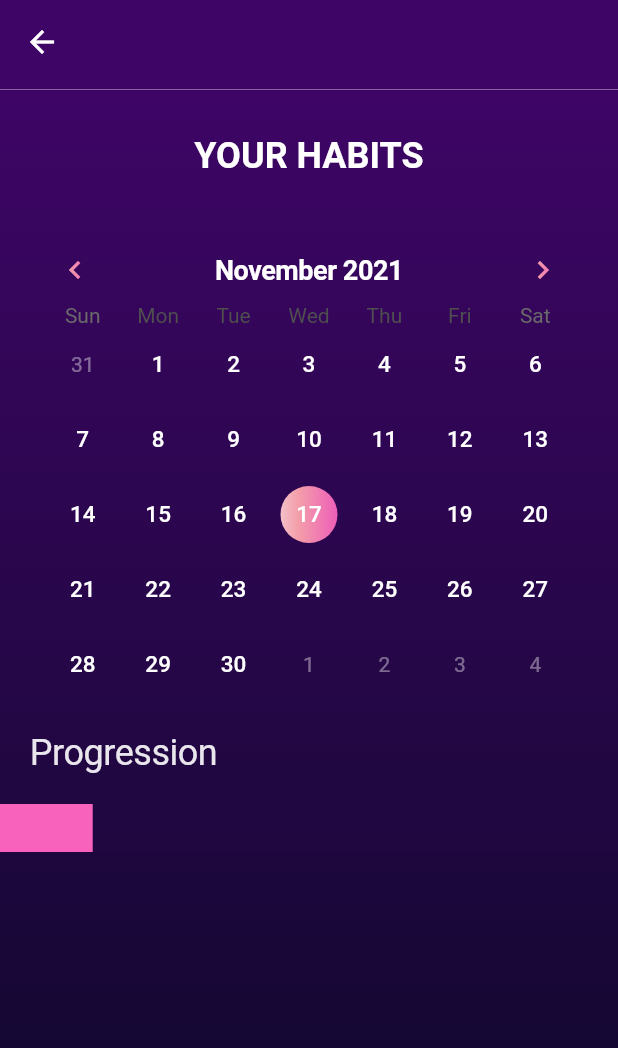
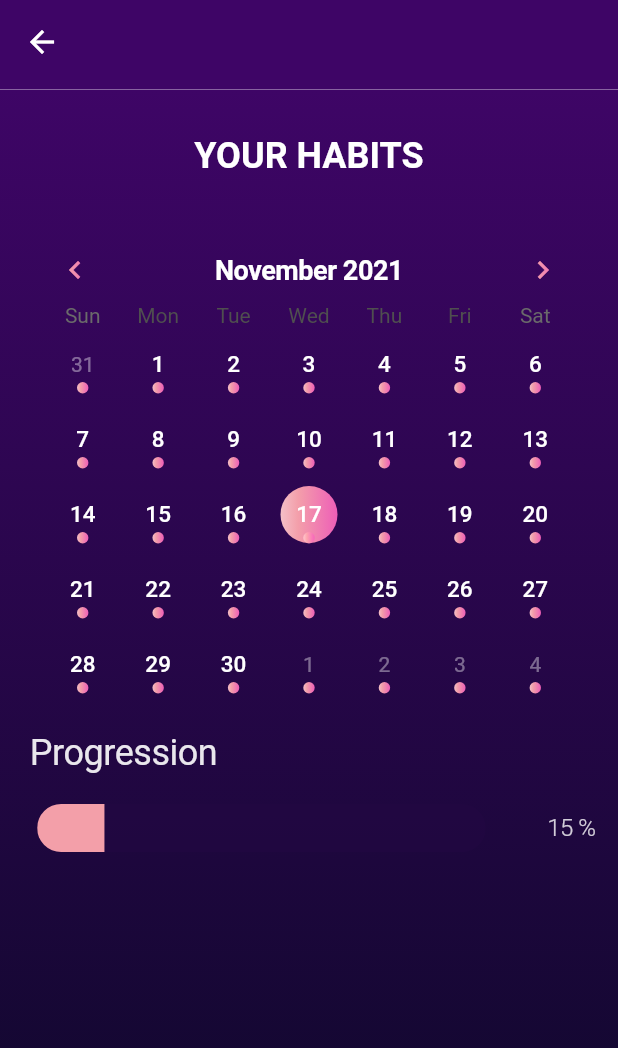
Before and after one commit to GhostuSs/daily_planner, a Flutter app: the DescriptionScreen screen opened directly with empty values, on a phone screen of 412 x 824 dp. Shown: the top 1048 px of the screen. Run offline on Flutter 3.47's test engine with Material 2 defaults, Android fonts, the phone set to English and light mode, and no system bars; drawn by our look-alikes of table_calendar; our stand-ins replace flutter_rating_bar, page_transition, shared_preferences; accounts and stored records are empty; Roboto replaces fonts that are missing (JosefinSans-Bold, JosefinSans-Light, JosefinSans-Thin).

Commit message:
'implement description'

```diff
--- /dev/null
+++ b/lib/data/pickup_habits.dart
@@ -0,0 +1,20 @@
+import 'data.dart';
+
+class PickUpHabits{
+  final List data = [
+    Data(habit: 'brush', tag: 'wakeup', repeat: Repeating.daily),
+    Data(habit: 'drinkwater', tag: 'wakeup', repeat: Repeating.daily),
+    Data(habit: 'wakeearly', tag: 'wakeup', repeat: Repeating.daily),
+    Data(habit: 'excersize', tag: 'morning', repeat: Repeating.daily),
+    Data(habit: 'read', tag: 'morning', repeat: Repeating.daily),
+    Data(habit: 'lesscaffeine', tag: 'morning', repeat: Repeating.daily),
+    Data(habit: 'eatfruits', tag: 'noon', repeat: Repeating.daily),
+    Data(habit: 'drinkwater', tag: 'noon', repeat: Repeating.daily),
+    Data(habit: 'lesscaffeine', tag: 'noon', repeat: Repeating.daily),
+    Data(habit: 'stretch', tag: 'evening', repeat: Repeating.daily),
+    Data(habit: 'read', tag: 'evening', repeat: Repeating.daily),
+    Data(habit: 'takeashower', tag: 'evening', repeat: Repeating.daily),
+    Data(habit: 'drinkwater', tag: 'beforesleep', repeat: Repeating.daily),
+    Data(habit: 'fallasleepearly', tag: 'beforesleep', repeat: Repeating.daily),
+  ];
+}
--- /dev/null
+++ b/lib/presentation/components/calendar/raw_calendar.dart
@@ -0,0 +1,127 @@
+import 'package:flutter/cupertino.dart';
+import 'package:flutter/material.dart';
+import 'package:sleep_sound/data/resources/color_palette.dart';
+import 'package:sleep_sound/presentation/screens/home/description.dart';
+import 'package:table_calendar/table_calendar.dart';
+
+class RawCalendar extends StatefulWidget{
+  RawCalendar({Key? key,required this.selectedDay,required this.focusedDay,required this.selectedEvents}) : super(key: key);
+
+  DateTime selectedDay = DateTime.now();
+  DateTime focusedDay = DateTime.now();
+  List<DateTime> selectedEvents = [];
+  @override
+  State<StatefulWidget> createState() {
+    return _RawCalendar();
+  }
+
+}
+class _RawCalendar extends State<RawCalendar>{
+
+  List<DateTime> _getEventsfromDay(DateTime date) {
+    return [DateTime.now()];
+  }
+
+  @override
+  Widget build(BuildContext context) {
+    return Padding(
+      padding: EdgeInsets.symmetric(horizontal: 30, vertical: 10),
+      child: TableCalendar(
+        focusedDay: widget.selectedDay,
+        firstDay: DateTime(2010),
+        lastDay: DateTime(2050),
+        rowHeight: 50,
+        daysOfWeekVisible: true,
+        //Day Changed
+        onDaySelected: (DateTime selectDay, DateTime focusDay) {
+          setState(() {
+            widget.selectedDay = selectDay;
+            widget.focusedDay = focusDay;
+          });
+          widget.selectedEvents.contains(widget.selectedDay)
+              ? widget.selectedEvents.remove(widget.selectedDay)
+              : widget.selectedEvents.add(widget.selectedDay);
+        },
+        selectedDayPredicate: (DateTime date) {
+          return isSameDay(widget.selectedDay, date);
+        },
+        eventLoader: _getEventsfromDay,
+        calendarStyle: CalendarStyle(
+            outsideDaysVisible: true,
+            outsideTextStyle:
+            TextStyle(color: Colors.white.withOpacity(0.4)),
+            defaultTextStyle: const TextStyle(
+                color: Colors.white,
+                fontFamily: 'JosefinSans-Bold',
+                fontWeight: FontWeight.w500,
+                fontSize: 15),
+            selectedTextStyle: const TextStyle(
+                color: Colors.white,
+                fontFamily: 'JosefinSans-Bold',
+                fontWeight: FontWeight.w500,
+                fontSize: 15),
+            todayTextStyle: const TextStyle(
+                color: Colors.white,
+                fontFamily: 'JosefinSans-Bold',
+                fontWeight: FontWeight.w500,
+                fontSize: 15),
+            weekendTextStyle: const TextStyle(
+                color: Colors.white,
+                fontFamily: 'JosefinSans-Bold',
+                fontWeight: FontWeight.w500,
+                fontSize: 15),
+            markerDecoration: BoxDecoration(
+                shape: BoxShape.circle,
+                gradient: LinearGradient(stops: const [
+                  0.0,
+                  0.31,
+                  1.0
+                ], colors: [
+                  const Color(0xFFFFCACF).withOpacity(0.95),
+                  const Color(0xFFFEA7AF).withOpacity(0.95),
+                  const Color(0xFFF862BD).withOpacity(0.95)
+                ])),
+            todayDecoration: BoxDecoration(
+                shape: BoxShape.circle,
+                gradient: LinearGradient(stops: const [
+                  0.0,
+                  0.31,
+                  1.0
+                ], colors: [
+                  const Color(0xFFFFCACF).withOpacity(0.95),
+                  const Color(0xFFFEA7AF).withOpacity(0.95),
+                  const Color(0xFFF862BD).withOpacity(0.95)
+                ])),
+            selectedDecoration: BoxDecoration(
+                shape: BoxShape.circle,
+                gradient: LinearGradient(stops: const [
+                  0.0,
+                  0.31,
+                  1.0
+                ], colors: [
+                  const Color(0xFFFFCACF).withOpacity(0.95),
+                  const Color(0xFFFEA7AF).withOpacity(0.95),
+                  const Color(0xFFF862BD).withOpacity(0.95)
+                ]))),
+        headerStyle: HeaderStyle(
+          titleCentered: true,
+          formatButtonVisible: false,
+          leftChevronPadding: EdgeInsets.symmetric(vertical: 10),
+          rightChevronPadding: EdgeInsets.symmetric(vertical: 10),
+          leftChevronIcon: CustomChevron(direction: Direction.left),
+          rightChevronIcon:
+          CustomChevron(direction: Direction.right),
+          titleTextStyle: const TextStyle(
+            color: textWhite,
+            fontFamily: 'JosefinSans-Bold',
+            fontWeight: FontWeight.w700,
+            fontSize: 18,
+            letterSpacing: -0.3,
+          ),
+          headerPadding: EdgeInsets.zero,
+        ),
+      ),
+    );
+  }
+
+}
--- /dev/null
+++ b/lib/presentation/progress_bar/raw_progressbar.dart
@@ -0,0 +1,47 @@
+import 'package:flutter/material.dart';
+import 'package:sleep_sound/data/resources/color_palette.dart';
+
+class ProgressBar extends StatelessWidget{
+  ProgressBar({required this.value});
+  final double value;
+  @override
+  Widget build(BuildContext context) {
+    return Wrap(
+      children: [
+        Container(
+          width: MediaQuery.of(context).size.width * 0.75,
+          padding: EdgeInsets.only(left: 10),
+          child: ClipRRect(
+            borderRadius: BorderRadius.all(Radius.circular(16)),
+            child: Container(
+              child: LinearProgressIndicator(
+                minHeight: 32,
+                color: const Color(0xCC210741),
+                backgroundColor:
+                const Color(0xCC210741).withOpacity(0.8),
+                valueColor: AlwaysStoppedAnimation<Color>(
+                    const Color(0xFFFEA7AF).withOpacity(0.95)),
+                value: 0.15,
+              ),
+            ),
+          ),
+        ),
+        SizedBox(width: MediaQuery.of(context).size.width * 0.1),
+        Padding(
+          padding: const EdgeInsets.only(top: 6),
+          child: Text(
+            '${(value * 100).round()} %',
+            style: TextStyle(
+              color: textWhite.withOpacity(0.8),
+              fontFamily: 'JosefinSans-Light',
+              fontWeight: FontWeight.w300,
+              fontSize: 16.0,
+              letterSpacing: -0.3,
+            ),
+          ),
+        )
+      ],
+    );
+  }
+
+}
--- a/lib/presentation/screens/home/description.dart
+++ b/lib/presentation/screens/home/description.dart
@@ -1,8 +1,12 @@
 import 'package:flutter/material.dart';
+import 'package:sleep_sound/data/data.dart';
+import 'package:sleep_sound/data/list_habits.dart';
 import 'package:sleep_sound/data/resources/color_palette.dart';
 import 'package:sleep_sound/data/resources/decorations.dart';
 import 'package:sleep_sound/presentation/components/appbars/raw_appbar.dart';
-import 'package:table_calendar/table_calendar.dart';
+import 'package:sleep_sound/presentation/components/calendar/raw_calendar.dart';
+import 'package:sleep_sound/presentation/progress_bar/raw_progressbar.dart';
+import 'package:provider/provider.dart';
 
 class DescriptionScreen extends StatefulWidget {
   final String title;
@@ -14,8 +18,13 @@ class DescriptionScreen extends StatefulWidget {
 }
 
 class _DescriptionScreen extends State<DescriptionScreen> {
+  DateTime selectedDay = DateTime.now();
+  DateTime focusedDay = DateTime.now();
+  late List<DateTime> selectedEvents;
+
   @override
-  initState() {
+  initState(){
+    selectedEvents=[];
     super.initState();
   }
 
@@ -75,9 +84,10 @@ class _DescriptionScreen extends State<DescriptionScreen> {
     }
     return temp;
   }
-
+  double value = 0.15;
   @override
   Widget build(BuildContext context) {
+    print(selectedEvents);
     return Scaffold(
         appBar: RawAppBar(title: reformatHabit(widget.title), addBtn: false),
         floatingActionButtonLocation: FloatingActionButtonLocation.centerDocked,
@@ -97,116 +107,13 @@ class _DescriptionScreen extends State<DescriptionScreen> {
                         fontWeight: FontWeight.w600),
                   ),
                 ),
-                Padding(
-                  padding: EdgeInsets.symmetric(horizontal: 30,vertical: 10),
-                  child: TableCalendar(
-                    firstDay: DateTime.utc(2018, 10, 16),
-                    lastDay: DateTime.utc(2030, 3, 14),
-                    focusedDay: DateTime.now(),
-                    rowHeight: 50,
-                    daysOfWeekVisible: true,
-                    calendarStyle: CalendarStyle(
-                      outsideDaysVisible: true,
-                      outsideTextStyle: TextStyle(
-                        color: Colors.white.withOpacity(0.4)
-                      ),
-                      defaultTextStyle: TextStyle(
-                        color: Colors.white,
-                        fontFamily: 'JosefinSans-Bold',
-                        fontWeight: FontWeight.w500,
-                        fontSize: 15
-                      ),
-                      selectedTextStyle: TextStyle(
-                          color: Colors.white,
-                          fontFamily: 'JosefinSans-Bold',
-                          fontWeight: FontWeight.w500,
-                          fontSize: 15
-                      ),
-                      todayTextStyle: TextStyle(
-                          color: Colors.white,
-                          fontFamily: 'JosefinSans-Bold',
-                          fontWeight: FontWeight.w500,
-                          fontSize: 15
-                      ),
-                      weekendTextStyle: TextStyle(
-                          color: Colors.white,
-                          fontFamily: 'JosefinSans-Bold',
-                          fontWeight: FontWeight.w500,
-                          fontSize: 15
-                      ),
-                      markerDecoration: BoxDecoration(
-                          shape: BoxShape.circle,
-                          gradient: LinearGradient(
-                              stops: const [
-                                0.0,
-                                0.31,
-                                1.0
-                              ],
-                              colors: [
-                                const Color(0xFFFFCACF).withOpacity(0.95),
-                                const Color(0xFFFEA7AF
-                                ).withOpacity(0.95),
-                                const Color(0xFFF862BD).withOpacity(0.95)
-                              ]
-                          )
-                      ),
-                      todayDecoration: BoxDecoration(
-                          shape: BoxShape.circle,
-                          gradient: LinearGradient(
-                              stops: const [
-                                0.0,
-                                0.31,
-                                1.0
-                              ],
-                              colors: [
-                                const Color(0xFFFFCACF).withOpacity(0.95),
-                                const Color(0xFFFEA7AF
-                                ).withOpacity(0.95),
-                                const Color(0xFFF862BD).withOpacity(0.95)
-                              ]
-                          )
-                      ),
-                      selectedDecoration: BoxDecoration(
-                        shape: BoxShape.circle,
-                        gradient: LinearGradient(
-                          stops: const [
-                            0.0,
-                            0.31,
-                            1.0
-                          ],
-                          colors: [
-                            const Color(0xFFFFCACF).withOpacity(0.95),
-                            const Color(0xFFFEA7AF
-                            ).withOpacity(0.95),
-                            const Color(0xFFF862BD).withOpacity(0.95)
-                          ]
-                        )
-                      )
-                    ),
-                    headerStyle: HeaderStyle(
-                      titleCentered: true,
-                      formatButtonVisible: false,
-                      leftChevronPadding: EdgeInsets.symmetric(vertical: 10),
-                      rightChevronPadding: EdgeInsets.symmetric(vertical: 10),
-                      leftChevronIcon: CustomChevron(direction: Direction.left),
-                      rightChevronIcon: CustomChevron(direction: Direction.right),
-                      titleTextStyle: const TextStyle(
-                        color: textWhite,
-                        fontFamily:'JosefinSans-Bold',
-                        fontWeight: FontWeight.w700,
-                        fontSize: 18,
-                        letterSpacing: -0.3,
-                      ),
-                      headerPadding: EdgeInsets.zero,
-                    ),
-
-                  ),
-                ),
+                RawCalendar(selectedDay: selectedDay, focusedDay: focusedDay, selectedEvents: selectedEvents),
                 Row(
                   mainAxisAlignment: MainAxisAlignment.start,
                   children: [
                     Padding(
-                      padding: EdgeInsets.symmetric(vertical: 10,horizontal: 20),
+                      padding:
+                          EdgeInsets.symmetric(vertical: 10, horizontal: 20),
                       child: Text(
                         'Progression',
                         style: TextStyle(
@@ -220,49 +127,35 @@ class _DescriptionScreen extends State<DescriptionScreen> {
                     )
                   ],
                 ),
-                SizedBox(
+                const SizedBox(
                   height: 10,
                 ),
-                LinearProgressIndicator(
-                  value: 0.15,
-                  minHeight: 32,
-                  backgroundColor: Color(0xCC210741),
-                  color: darkPink,
-                )
-
-
+                ProgressBar(value: value)
               ],
             )));
   }
 }
-enum Direction{
-  left,
-  right
-}
-class CustomChevron extends StatelessWidget{
+
+enum Direction { left, right }
+
+class CustomChevron extends StatelessWidget {
   final Direction direction;
   CustomChevron({required this.direction});
   @override
   Widget build(BuildContext context) {
     return ShaderMask(
-      shaderCallback: (bounds)=>LinearGradient(
-          stops: const [
+      shaderCallback: (bounds) => LinearGradient(stops: const [
         0.0,
         0.31,
         1.0
-          ],
-          colors: [
+      ], colors: [
         const Color(0xFFFFCACF).withOpacity(0.95),
         const Color(0xFFFEA7AF).withOpacity(0.95),
         const Color(0xFFF862BD).withOpacity(0.95)
-          ]
-      ).createShader(bounds),
+      ]).createShader(bounds),
       child: Icon(
-        direction==Direction.left
-        ? Icons.chevron_left
-        :Icons.chevron_right,
+        direction == Direction.left ? Icons.chevron_left : Icons.chevron_right,
       ),
     );
   }
-
 }
--- a/lib/presentation/screens/home/start_screen.dart
+++ b/lib/presentation/screens/home/start_screen.dart
@@ -11,6 +11,7 @@ import 'package:sleep_sound/presentation/components/home/empty_data.dart';
 import 'package:sleep_sound/presentation/components/labels/home_label.dart';
 
 import 'add_habit.dart';
+
 
 List<String> tags = [
   'View all',
--- a/pubspec.yaml
+++ b/pubspec.yaml
@@ -35,6 +35,7 @@ dependencies:
   page_transition: ^2.0.4
   gson: ^0.1.4
   table_calendar: ^3.0.3
+  gradient_widgets: ^0.6.0
 
 
   # The following adds the Cupertino Icons font to your application.
```
Also changed, not shown: pubspec.lock. Lines whose indentation alone changed are shown as unchanged.
